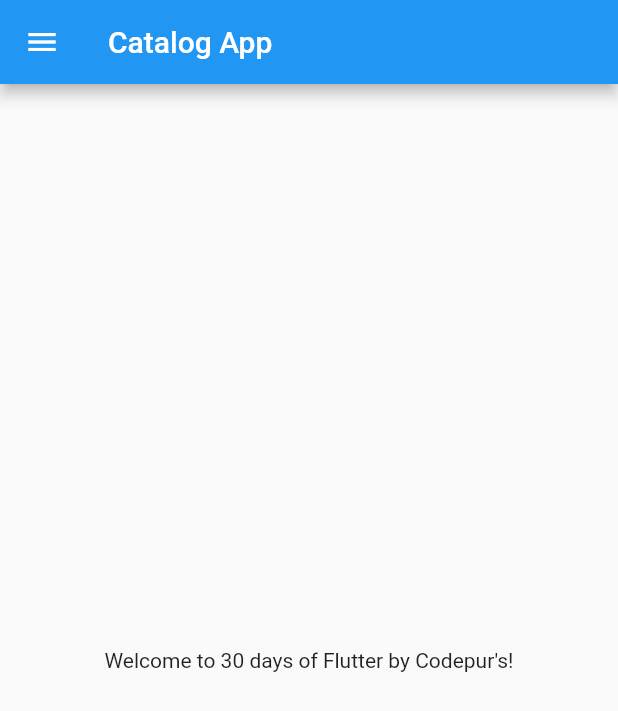
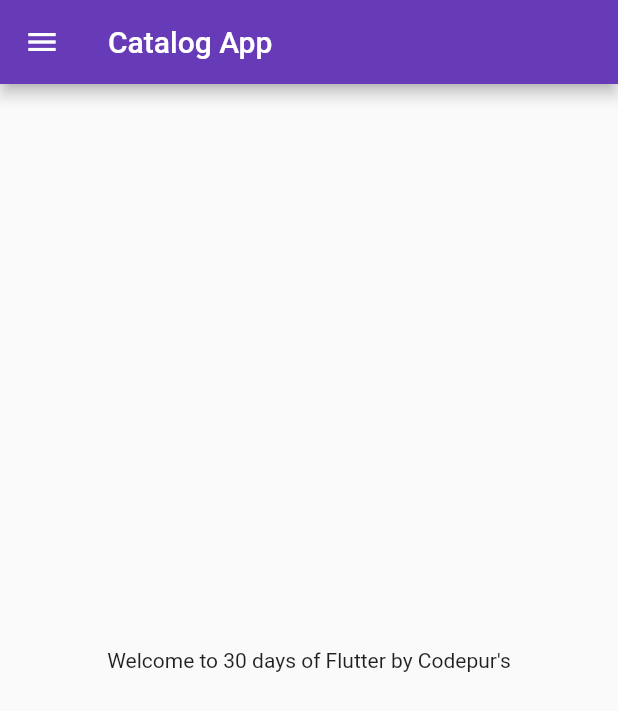
Before and after one commit to RathoreAbhiii/learningflutter, a Flutter app: the screen it shows after launch, on a phone screen of 412 x 824 dp. Shown: the top 711 px of the screen. Run offline on Flutter 3.47's test engine with Material 2 defaults, Android fonts, the phone set to English and light mode, and no system bars.

Commit message:
Day 3 Completed

```diff
--- a/lib/main.dart
+++ b/lib/main.dart
@@ -1,6 +1,7 @@
 import "package:flutter/material.dart";
+import 'package:flutter_catalog/pages/login_page.dart';
 
-import 'home_page.dart';
+import 'pages/home_page.dart';
 
 void main() {
   runApp(MyApp());
@@ -10,8 +11,16 @@ class MyApp extends StatelessWidget {
   @override
   Widget build(BuildContext context) {
     return MaterialApp(
-      home: HomePage(),
-    );
+        home: HomePage(),
+        themeMode: ThemeMode.light,
+        theme: ThemeData(
+          primarySwatch: Colors.deepPurple,
+        ),
+        darkTheme: ThemeData(brightness: Brightness.dark),
+        routes: {
+          "login": (context) => LoginPage(),
+          "home": (context) => HomePage(),
+        });
 
     // double pi_temp = 3.14;
     // bool isMale = true;
--- a/lib/home_page.dart
+++ b/lib/pages/home_page.dart
@@ -10,11 +10,11 @@ class HomePage extends StatelessWidget {
 
     return Scaffold(
       appBar: AppBar(
-        title: Text("Catalog App"),
+        title: const Text("Catalog App"),
       ),
       body: Center(
         child: Container(
-          child: Text("Welcome to $days days of Flutter by $name!"),
+          child: Text("Welcome to $days days of Flutter by $name"),
         ),
       ),
       drawer: Drawer(),
```
Also changed, not shown: lib/pages/login_page.dart (added, +17 -0 lines), 1 other file.
